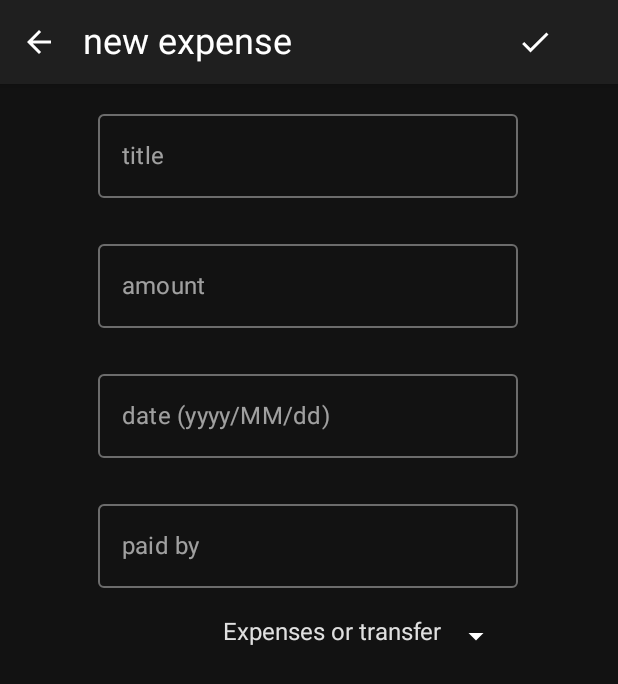
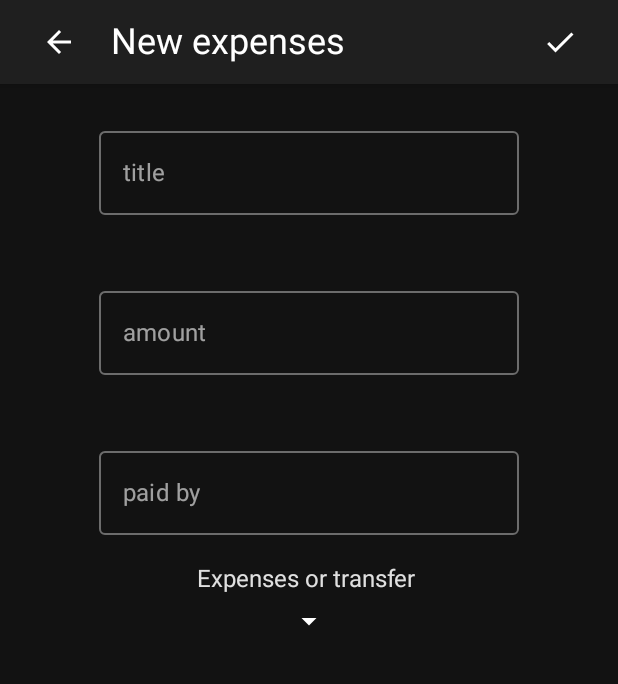
Before and after one commit to lautaro-tomas-ardiles/SplitBill, an Android app built with Jetpack Compose: the MainBillA screen opened through its navigation route, after a tap on "add", on a phone screen of 412 x 824 dp. Shown: the top 684 px of the screen. Run offline under Robolectric (Android 15) with nearby library versions, the phone set to English and light mode, and no system bars.

Commit message:
relative position

```diff
--- a/app/src/main/AndroidManifest.xml
+++ b/app/src/main/AndroidManifest.xml
@@ -7,7 +7,7 @@
         android:allowBackup="true"
         android:icon="@drawable/s_removebg_preview"
         android:label="@string/app_name"
-        android:roundIcon="@mipmap/ic_launcher_round"
+        android:roundIcon="@drawable/s_removebg_preview"
         android:supportsRtl="true"
         android:theme="@style/Theme.SplitBill">
         <activity
--- a/app/src/main/java/com/example/splitbill/data/DataOfExpenses.kt
+++ b/app/src/main/java/com/example/splitbill/data/DataOfExpenses.kt
@@ -3,7 +3,6 @@ package com.example.splitbill.data
 data class DataOfExpenses(
     val title: String,
     val amount: Double,
-    val date: String,
     val paidBy: String,
     val isTransfer: Boolean,
     var id: Int
--- a/app/src/main/java/com/example/splitbill/screens/MainBillA.kt
+++ b/app/src/main/java/com/example/splitbill/screens/MainBillA.kt
@@ -7,6 +7,7 @@ import androidx.compose.material.*
 import androidx.compose.material.icons.Icons
 import androidx.compose.material.icons.filled.ArrowBack
 import androidx.compose.runtime.*
+import androidx.compose.ui.Alignment
 import androidx.compose.ui.Modifier
 import androidx.compose.ui.draw.drawBehind
 import androidx.compose.ui.geometry.Offset
@@ -20,7 +21,7 @@ import com.example.splitbill.navegation.AppScreens
 import com.example.splitbill.ui.theme.*
 
 val dataExpense = mutableListOf<DataOfExpenses>()
-val expensesAndParticipants: MutableList<MutableList<Any?>> = mutableListOf()
+val expensesAndWhoPaid: MutableList<MutableList<Any?>> = mutableListOf()
 var allExpenses = 0.0
 
 fun allExpenses(){
@@ -28,7 +29,7 @@ fun allExpenses(){
     for (element in dataExpense) {
         if (!element.isTransfer && element.id == actualIdSelection) {
             expenses += element.amount
-            expensesAndParticipants.add(mutableListOf(element.amount,element.paidBy))
+            expensesAndWhoPaid.add(mutableListOf(element.amount,element.paidBy))
             allExpenses = expenses
         }
     }
@@ -39,7 +40,7 @@ fun MainBillATopBar(navController: NavController){
     TopAppBar (
         backgroundColor = DarkBackgroundColor,
         modifier = Modifier
-            .height(132.dp)
+            .height(140.dp)
             .drawBehind {
                 drawLine(
                     color = OrangeBorderColor,
@@ -49,21 +50,20 @@ fun MainBillATopBar(navController: NavController){
                     cap = StrokeCap.Round
                 )
             }
-
     ) {
         Column {
             Row {
+                IconButton(
+                    modifier = Modifier.size(70.dp),
+                    onClick = {
+                        navController.navigate(route = AppScreens.MainPage.route)
+                    }) {
                     Icon(
                         imageVector = Icons.Default.ArrowBack,
-                    contentDescription = "arrow back",
-                    tint = DarkTextColor,
-                    modifier = Modifier
-                        .clickable {
-                            navController.navigate(route = AppScreens.MainPage.route)
+                        contentDescription = "Arrow back",
+                        tint = DarkTextColor
+                    )
                 }
-                        .padding(20.dp)
-                        .width(24.dp)
-                )
                 Column {
                     Text(
                         text = titleSelection,
@@ -77,36 +77,36 @@ fun MainBillATopBar(navController: NavController){
                     )
                 }
             }
-
-            Row {
-                Column (Modifier.padding(start = 35.dp)){
+            Row{
+                Column (
+                    Modifier.padding(start = 35.dp),
+                    horizontalAlignment = Alignment.CenterHorizontally
+                ) {
                     Icon(
                         painter = painterResource(R.drawable.validando_ticket),
                         contentDescription = "bill",
-                        tint = DarkTextColor,
-                         modifier = Modifier
-                             .padding(start = 10.dp)
+                        tint = DarkTextColor
                     )
-
                     Text(
                         text = "Expenses",
                         fontSize = 16.sp,
-                        color = DarkTextColor,
-
+                        color = DarkTextColor
                     )
                 }
-                    Spacer(Modifier.padding(horizontal = 94.dp))
+                Column(
+                    Modifier.fillMaxWidth(),
+                    horizontalAlignment = Alignment.End
+                ) {
                     Column (
                         Modifier.clickable {
-                        navController.navigate(route = AppScreens.MainBillB.route)
-                    }
+                            navController.navigate(route = AppScreens.MainBillB.route) }
+                            .padding(end = 35.dp),
+                        horizontalAlignment = Alignment.CenterHorizontally
                     ) {
                         Icon(
                             painter = painterResource(R.drawable.group_2),
                             contentDescription = "balances",
-                        tint = DarkTextColor,
-                        modifier = Modifier
-                            .padding(start = 10.dp)
+                            tint = DarkTextColor
                         )
                         Spacer(modifier = Modifier.padding(2.dp))
                         Text(
@@ -116,29 +116,34 @@ fun MainBillATopBar(navController: NavController){
                         )
                     }
                 }
+
+            }
         }
     }
 }
 
 @Composable
 fun MainBillABottomBar(navController: NavController){
-    BottomAppBar( backgroundColor = DarkBackgroundColor ) {
-
+    BottomAppBar( backgroundColor = DarkBackgroundColor ){
+        IconButton(
+            modifier = Modifier.size(80.dp),
+            onClick = {
+                navController.navigate(route = AppScreens.NewExpensesOrTransfer.route)
+            }) {
             Image(
                 painter = painterResource(R.drawable.mas),
-            contentDescription = "add",
-            modifier = Modifier
-                .size(75.dp)
-                .clickable {
-                    navController.navigate(route = AppScreens.NewExpensesOrTransfer.route)
+                contentDescription = "add"
+            )
         }
-                .padding(vertical = 2.dp)
-                //.absoluteOffset {}
-        )
-
-        Spacer(modifier = Modifier.padding(10.dp))
-
-        Column {
+        Column (
+            Modifier
+                .padding(end = 20.dp)
+                .fillMaxWidth(),
+            horizontalAlignment = Alignment.End
+        ) {
+            Column(
+                horizontalAlignment = Alignment.CenterHorizontally
+            ) {
                 Text(
                     text = "Total Expenses",
                     fontSize = 18.sp,
@@ -147,10 +152,11 @@ fun MainBillABottomBar(navController: NavController){
                 Text(
                     text = "$$allExpenses",
                     fontSize = 18.sp,
-                color = DarkTextColor,
-                modifier = Modifier.padding(start = 50.dp)
+                    color = DarkTextColor
                 )
             }
+        }
+
     }
 }
 
@@ -166,6 +172,8 @@ fun MainBillA(navController: NavController){
                 MainBillABottomBar(navController)
             }
         ) {
+            val participants = participantsSelection.split(',')//.map { it.trim() }
+            balance(expensesAndWhoPaid, allExpenses, participants)
             allExpenses()
             ExpenseData(dataExpense)
         }
@@ -228,12 +236,10 @@ fun TextsOfExpense(elements: DataOfExpenses){
             )
                 Spacer(modifier = Modifier.padding(5.dp))
             Text(
-                elements.date,
+                elements.paidBy,
                 color = DarkTextColor,
                 style = MaterialTheme.typography.subtitle2
             )
-            Text("${elements.id}")
-
         }
     }
 }
--- a/app/src/main/java/com/example/splitbill/screens/MainPage.kt
+++ b/app/src/main/java/com/example/splitbill/screens/MainPage.kt
@@ -25,32 +25,42 @@ var actualIdSelection = 0
 
 @Composable
 fun MainPageTopBar(){
-    TopAppBar(
-        backgroundColor = DarkBackgroundColor
+    TopAppBar(backgroundColor = DarkBackgroundColor) {
+        Row(
+            Modifier.fillMaxWidth(),
+            horizontalArrangement = Arrangement.Start
         ) {
             Text(
                 text = "Split of bill",
                 fontSize = 24.sp,
                 color = DarkTextColor,
                 modifier = Modifier
-                .padding(start = 27.dp)
+                    .padding(start = 20.dp)
             )
+        }
     }
 }
 
 @Composable
 fun MainPageBottomBar(navController: NavController){
-    BottomAppBar(
-        backgroundColor = DarkBackgroundColor
+    BottomAppBar( backgroundColor = DarkBackgroundColor ) {
+        Row (
+            Modifier.fillMaxWidth(),
+            horizontalArrangement = Arrangement.End
         ) {
+            IconButton(
+                modifier = Modifier.size(80.dp),
+                onClick = {
+                    navController.navigate(route = AppScreens.NewBill.route)
+                }){
                 Image(
                     painter = painterResource(R.drawable.mas),
                     contentDescription = "add",
                     modifier = Modifier
-                .padding(start = 330.dp, top = 2.dp, bottom = 2.dp)
-                .size(87.dp)
-                .clickable { navController.navigate(AppScreens.NewBill.route) }
+                        .padding(bottom = 2.dp)
                 )
+            }
+        }
     }
 }
 
@@ -87,11 +97,11 @@ fun ComponentOfBill(navController: NavController, elements: DataOfBill) {
                 start = Offset(0f, size.height),
                 end = Offset(size.width, size.height),
                 strokeWidth = 6f,
-                cap = StrokeCap.Round
+                cap = StrokeCap.Square
             )
         }
+        .fillMaxWidth()
         .padding(13.dp)
-        .fillMaxWidth()
         .clickable {
             navController.navigate(route = AppScreens.MainBillA.route)
             titleSelection = elements.title
@@ -112,11 +122,11 @@ fun TextsOfBill(elements: DataOfBill){
             style = MaterialTheme.typography.subtitle1
         )
         Spacer(modifier = Modifier.padding(5.dp))
+
         Text(
             elements.description,
             color = DarkTextColor,
             style = MaterialTheme.typography.subtitle2
         )
-        Text("${elements.id}")
     }
 }
--- a/app/src/main/java/com/example/splitbill/screens/NewExpenseOrTransfer.kt
+++ b/app/src/main/java/com/example/splitbill/screens/NewExpenseOrTransfer.kt
@@ -7,8 +7,9 @@ import androidx.compose.material.*
 import androidx.compose.material.icons.Icons
 import androidx.compose.material.icons.filled.*
 import androidx.compose.runtime.*
-import androidx.compose.ui.Modifier
+import androidx.compose.ui.*
 import androidx.compose.ui.text.input.KeyboardType
+import androidx.compose.ui.text.style.TextAlign
 import androidx.compose.ui.unit.*
 import androidx.navigation.NavController
 import com.example.splitbill.data.DataOfExpenses
@@ -18,56 +19,55 @@ import com.example.splitbill.ui.theme.*
 private var titleOfExpenseOrTransfer = ""
 private var void = false
 private var amountOfExpenseOrTransfer = 0.0
-private var dateOfExpenseOrTransfer = ""
 private var paidByOfExpenseOrTransfer = ""
 private var isTransferOfExpenseOrTransfer = false
 
 @Composable
 fun NewExpensesOrTransferTopBar(navController: NavController){
-    TopAppBar(
-        backgroundColor = DarkBackgroundColor
-    ) {
+    TopAppBar (backgroundColor = DarkBackgroundColor) {
+        IconButton(
+            modifier = Modifier.size(70.dp),
+            onClick = {
+                navController.navigate(route = AppScreens.MainBillA.route)
+            }){
             Icon(
                 imageVector = Icons.Default.ArrowBack,
-            contentDescription = "ArrowBack",
-            tint = DarkTextColor,
-            modifier = Modifier
-                .clickable { navController.navigate(route = AppScreens.MainBillA.route) }
-                .padding(10.dp)
+                contentDescription = "Arrow back",
+                tint = DarkTextColor
             )
-
+        }
         Text(
-            text = "new expense",
+            text = "New expenses",
             fontSize = 24.sp,
-            color = DarkTextColor,
-            modifier = Modifier
-                .padding(start = 7.dp)
+            color = DarkTextColor
         )
-
-        Spacer(modifier = Modifier.padding(70.dp))
-
-        Icon(
-            imageVector = Icons.Default.Check,
-            contentDescription = "Check",
-            tint = DarkTextColor,
-            modifier = Modifier
-                .clickable {
-                    if (!void){
+        Row (
+            Modifier.fillMaxWidth(),
+            horizontalArrangement = Arrangement.End
+        ) {
+            IconButton(
+                modifier = Modifier.size(70.dp),
+                onClick = {
+                    if (!void) {
                         dataExpense.add(
                             DataOfExpenses(
                                 title = titleOfExpenseOrTransfer,
                                 amount = amountOfExpenseOrTransfer,
-                                date = dateOfExpenseOrTransfer,
                                 paidBy = paidByOfExpenseOrTransfer,
                                 isTransfer = isTransferOfExpenseOrTransfer,
                                 id = actualIdSelection
                             )
                         )
-                    }
                             navController.navigate(route = AppScreens.MainBillA.route)
                     }
-                .padding(10.dp)
+                }){
+                Icon(
+                    imageVector = Icons.Default.Check,
+                    contentDescription = "chek",
+                    tint = DarkTextColor
                 )
+            }
+        }
     }
 }
 
@@ -77,7 +77,8 @@ fun NewExpensesOrTransfer(navController: NavController){
         topBar = {
             NewExpensesOrTransferTopBar(navController)
         } ) {
-        Column {
+        val scrollState2 = rememberScrollState()
+        Column( modifier = Modifier.verticalScroll(state = scrollState2)) {
             TextFieldsOfExpensesOrTransfer()
         }
     }
@@ -87,21 +88,22 @@ fun NewExpensesOrTransfer(navController: NavController){
 fun TextFieldsOfExpensesOrTransfer(){
     var title by remember { mutableStateOf("") }
     var amount by remember { mutableStateOf("") }
-    var date by remember { mutableStateOf("") }
     var paidBy by remember { mutableStateOf("") }
     var showDropdownMenu by remember { mutableStateOf(false) }
     var isTransfer by remember { mutableStateOf(false) }
 
-    Column(Modifier.padding(horizontal = 65.dp, vertical = 12.dp)) {
-
+    Column(Modifier
+            .padding(vertical = 23.dp)
+            .fillMaxWidth(),
+        horizontalAlignment = Alignment.CenterHorizontally
+    ){
         OutlinedTextField(
             value = title,
             onValueChange = { title = it } ,
             singleLine = true,
             label = { Text("title") }
         )
-
-        Spacer(modifier = Modifier.padding(11.dp))
+        Spacer(modifier = Modifier.padding(21.dp))
 
         OutlinedTextField(
             value = amount,
@@ -112,17 +114,7 @@ fun TextFieldsOfExpensesOrTransfer(){
                 keyboardType = KeyboardType.Number
             )
         )
-
-        Spacer(modifier = Modifier.padding(11.dp))
-
-        OutlinedTextField(
-            value = date,
-            onValueChange = { date = it } ,
-            singleLine = true,
-            label = { Text("date (yyyy/MM/dd)") }
-        )
-
-        Spacer(modifier = Modifier.padding(11.dp))
+        Spacer(modifier = Modifier.padding(21.dp))
 
         OutlinedTextField(
             value = paidBy,
@@ -132,14 +124,10 @@ fun TextFieldsOfExpensesOrTransfer(){
         )
 
         Spacer(modifier = Modifier.padding(10.dp))
-
-        Row (Modifier.padding(start = 83.dp)) {
         Text(
             "Expenses or transfer "
         )
-
             Spacer(modifier = Modifier.padding(3.dp))
-
         Icon(
             imageVector = Icons.Default.ArrowDropDown,
             contentDescription = "Dropdown Icon",
@@ -149,21 +137,20 @@ fun TextFieldsOfExpensesOrTransfer(){
                     showDropdownMenu = true
                 }
             )
-        }
         DropdownMenu(
             expanded = showDropdownMenu,
-            onDismissRequest = { showDropdownMenu = false }
+            onDismissRequest = { showDropdownMenu = false },
+            offset = DpOffset(100.dp,0.dp)
         ) {
-
             DropdownMenuItem(
                 onClick = {
                     isTransfer = true
                     showDropdownMenu = false
                 }
             ) {
-                Text("transfer")
+                Text(text = "transfer",
+                    textAlign = TextAlign.Center)
             }
-
             DropdownMenuItem(
                 onClick = {
                     isTransfer = false
@@ -172,16 +159,13 @@ fun TextFieldsOfExpensesOrTransfer(){
             ) {
                 Text("Expense")
             }
-
         }
     }
 
     titleOfExpenseOrTransfer = title
     amountOfExpenseOrTransfer = amount.toDoubleOrNull() ?: 0.0
-    dateOfExpenseOrTransfer = date
     paidByOfExpenseOrTransfer = paidBy
     isTransferOfExpenseOrTransfer = isTransfer
-    void = titleOfExpenseOrTransfer.isBlank() || amountOfExpenseOrTransfer == 0.0
-            || dateOfExpenseOrTransfer.isBlank() || paidByOfExpenseOrTransfer.isBlank()
+    void = titleOfExpenseOrTransfer.isBlank() || amountOfExpenseOrTransfer == 0.0 || paidByOfExpenseOrTransfer.isBlank()
 
 }
```
Also changed, not shown: app/src/main/java/com/example/splitbill/screens/MainBillB.kt (+51 -38 lines), app/src/main/java/com/example/splitbill/screens/NewBill.kt (+44 -32 lines), 2 other files. Lines whose indentation alone changed are shown as unchanged.
